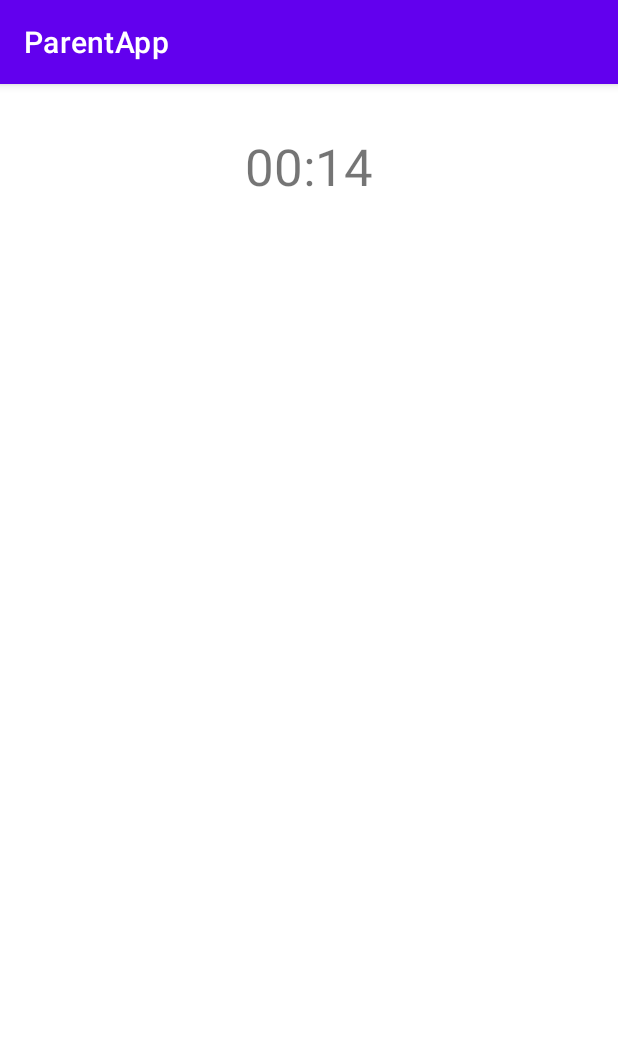
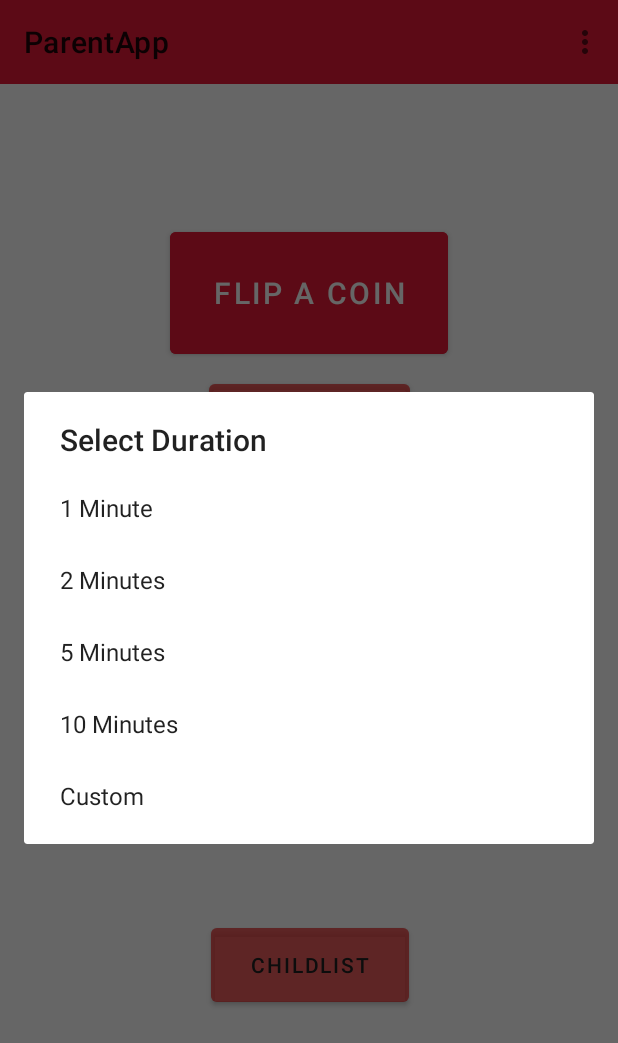
Before and after one commit to harjap60/Parent-App, an Android app: the screen it shows after launch (TimerActivity before the commit, MainActivity after it), after a tap on "TIMER", on a phone screen of 412 x 824 dp. Shown: the top 1043 px of the screen. Run offline under Robolectric (Android 15) with nearby library versions, the phone set to English and light mode, and no system bars.

Commit message:
Added Duration Selection dialog and custom duration selection dialog.

```diff
--- a/app/src/main/java/com/cmpt276/parentapp/TimerActivity.java
+++ b/app/src/main/java/com/cmpt276/parentapp/TimerActivity.java
@@ -17,9 +17,9 @@ public class TimerActivity extends AppCompatActivity {
     public static final String TIMER_DURATION = "TIMER_DURATION_TAG";
     private CountDownTimer timer = null;
 
-    public static Intent getIntentWithDuration(Context context, int duration) {
+    public static Intent getIntentWithDurationMinutes(Context context, int duration) {
         Intent i = new Intent(context, TimerActivity.class);
-        i.putExtra(TIMER_DURATION, duration);
+        i.putExtra(TIMER_DURATION, duration * SECONDS_IN_MINUTE);
         return i;
     }
 
--- a/app/src/main/res/values/strings.xml
+++ b/app/src/main/res/values/strings.xml
@@ -9,4 +9,13 @@
 
     <string name="hello_first_fragment">Hello first fragment</string>
     <string name="hello_second_fragment">Hello second fragment. Arg: %1$s</string>
+    <string name="timer_activity_end_message">Done</string>
+
+    <string name="dialog_duration_title">Select Duration</string>
+
+    <string name="dialog_custom_duration_title">Custom Duration</string>
+    <string name="dialog_custom_duration_invalid_input">Please send a valid number of minutes.</string>
+    <string name="dialog_custom_duration_start_button">Start</string>
+    <string name="dialog_custom_duration_dialog_cancel">Cancel</string>
+    <string name="dialog_custom_duration_hint">Minutes</string>
 </resources>
--- a/app/src/main/res/values/values.xml
+++ b/app/src/main/res/values/values.xml
@@ -1,8 +1,12 @@
 <?xml version="1.0" encoding="utf-8"?>
 <resources>
-    <string-array name="timer_durations">
+    <array name="durations">
         <item>1 Minute</item>
+        <item>2 Minutes</item>
         <item>5 Minutes</item>
         <item>10 Minutes</item>
-    </string-array>
+        <item>Custom</item>
+    </array>
+
+    <string name="custom_duration_item">Custom</string>
 </resources>
```
Also changed, not shown: app/src/main/java/com/cmpt276/parentapp/MainActivity.java (+70 -35 lines), app/src/main/res/layout/dialog_custom_duration.xml (added, +22 -0 lines).
